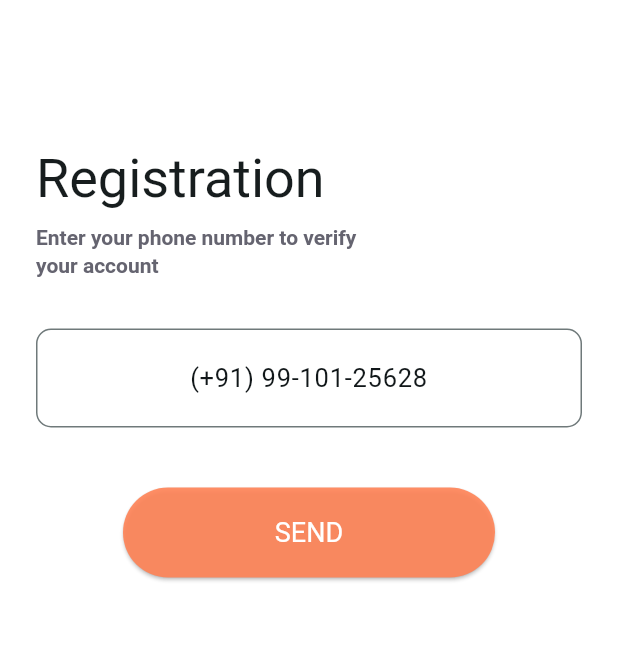
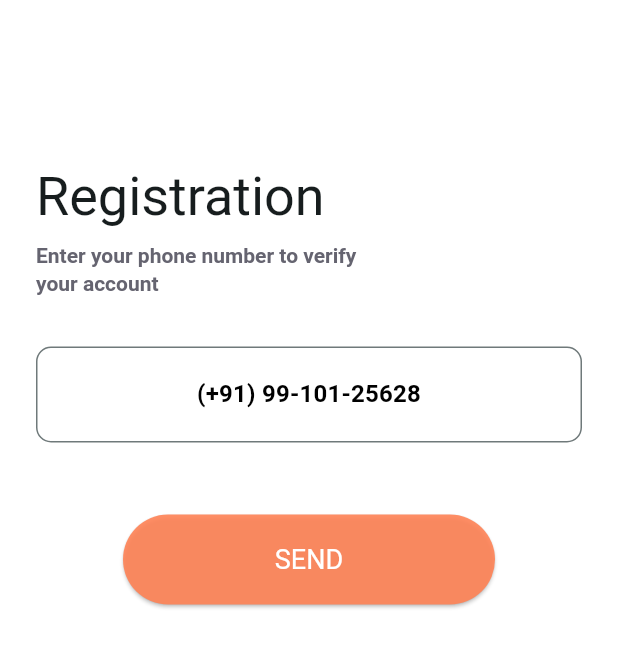
Before and after one commit to Mithun-18/flutter_tutorial, a Flutter app: the screen it shows after launch, on a phone screen of 412 x 824 dp, the part 102-770 px from its top. Run offline on Flutter 3.47's test engine with Material 3 defaults, Android fonts, the phone set to English and light mode, and no system bars; Roboto replaces fonts that are missing (Alatsi).

Commit message:
registration screen is altered

```diff
--- a/lib/screens/registration/registration_screen.dart
+++ b/lib/screens/registration/registration_screen.dart
@@ -17,13 +17,13 @@ class RegistrationScreen extends StatelessWidget {
           child: Column(
             crossAxisAlignment: CrossAxisAlignment.start,
             children: [
-              const SizedBox(height: 60.0),
+              const SizedBox(height: 72.0),
               _renderTitle(context),
               const SizedBox(height: 8.0),
               _renderDescription(context),
               const SizedBox(height: 32.0),
-              _renderMobileNumberTextField(),
-              const SizedBox(height: 40.0),
+              _renderMobileNumberTextField(context),
+              const SizedBox(height: 48.0),
               _renderActionButton(context),
             ],
           ),
@@ -42,23 +42,24 @@ class RegistrationScreen extends StatelessWidget {
         style: Theme.of(context).textTheme.headlineSmall);
   }
 
-  Widget _renderMobileNumberTextField() {
+  Widget _renderMobileNumberTextField(BuildContext context) {
     return TextFormField(
+      style: Theme.of(context)
+          .textTheme
+          .titleMedium!
+          .copyWith(color: AppColors.black),
       decoration: InputDecoration(
         border: const OutlineInputBorder(
           borderRadius: BorderRadius.all(Radius.circular(10)),
         ),
         focusedBorder: OutlineInputBorder(
-          borderSide:
-              BorderSide(color: AppColors.azure), // Outline color on focus
-        ),
+            borderSide: BorderSide(color: AppColors.azure),
+            borderRadius: const BorderRadius.all(Radius.circular(10))),
         hintText: "(+91) 99-101-25628",
-        hintStyle: const TextStyle(
-          fontSize: 17,
-          fontWeight: FontWeight.w400,
-          fontFamily: "Alatsi",
-          color: Color.fromRGBO(17, 23, 25, 1),
-        ),
+        hintStyle: Theme.of(context)
+            .textTheme
+            .titleMedium!
+            .copyWith(color: AppColors.black),
         contentPadding: const EdgeInsets.symmetric(vertical: 20),
       ),
       textAlign: TextAlign.center,
@@ -76,15 +77,11 @@ class RegistrationScreen extends StatelessWidget {
               onPressed: () {
                 Navigator.pushNamed(context, AppRoutes.verificationRoute);
               },
-          child: Text(
-            "SEND",
+              child: Text("SEND",
                   style: Theme.of(context)
                       .textTheme
                       .titleLarge!
-                .copyWith(fontWeight: FontWeight.w400),
-          ),
-        ),
-      ),
-    );
+                      .copyWith(fontWeight: FontWeight.w400)),
+            )));
   }
 }
```
Lines whose indentation alone changed are shown as unchanged.
